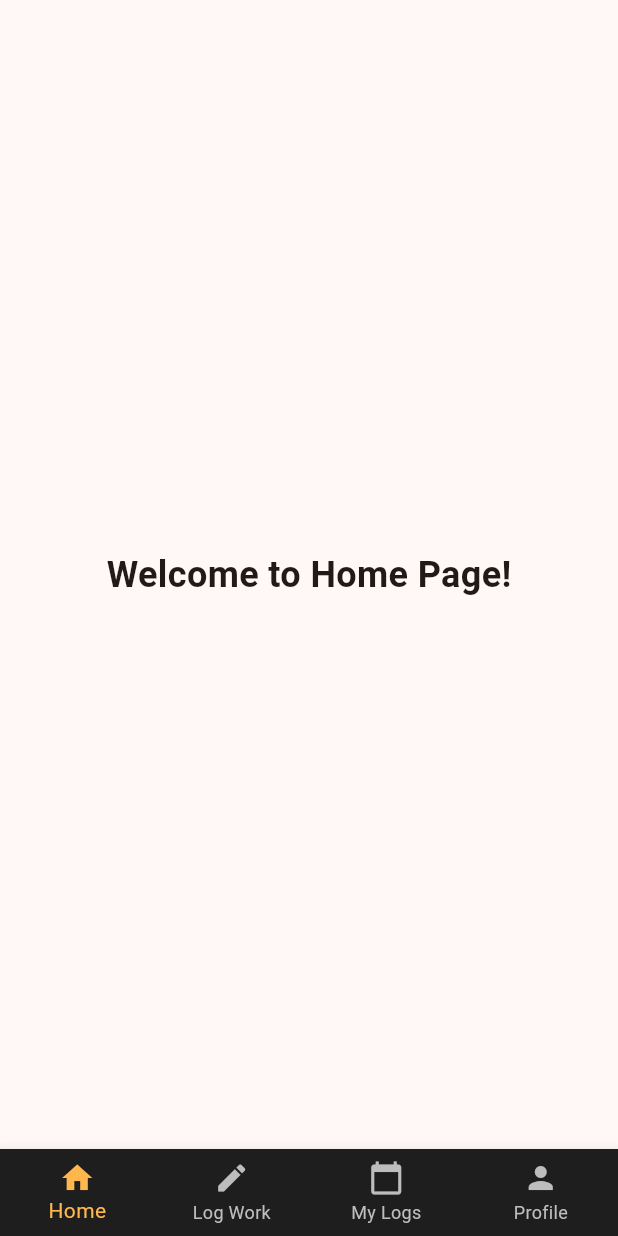
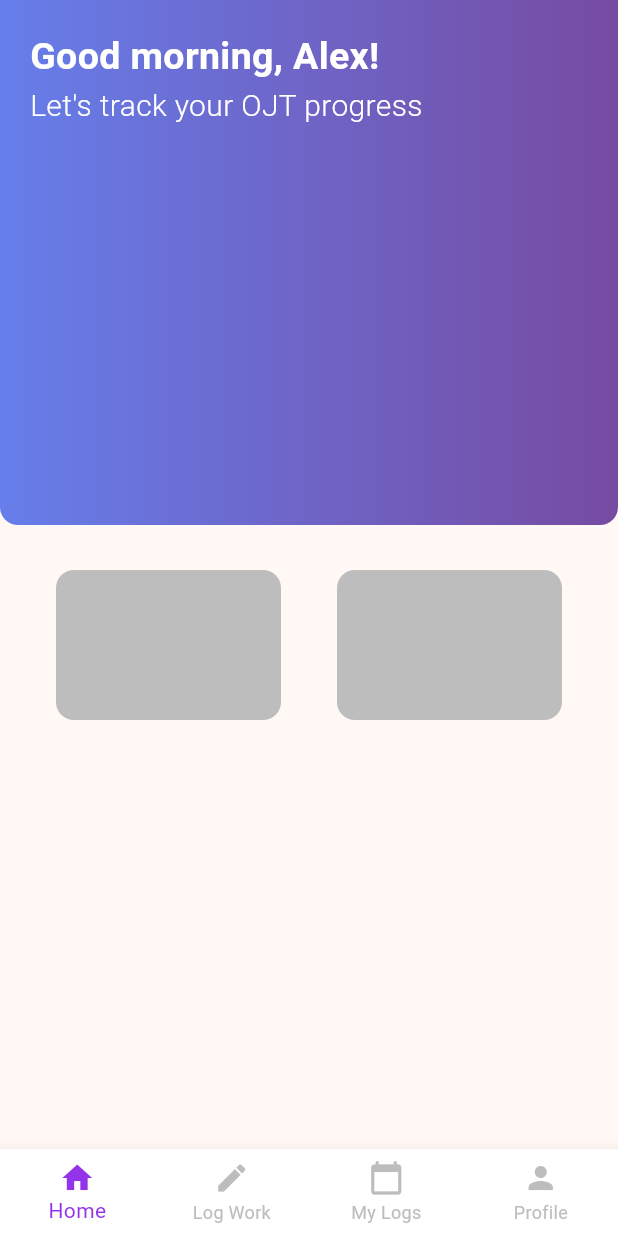
Before and after one commit to mugzzy/RenderLog, a Flutter app: the screen it shows after launch, on a phone screen of 412 x 824 dp. Run offline on Flutter 3.47's test engine with Material 3 defaults, Android fonts, the phone set to English and light mode, and no system bars; our stand-ins replace supabase_flutter; accounts and stored records are empty.

Commit message:
Updated UI, navigation and config 🚀

```diff
--- a/lib/components/navBar.dart
+++ b/lib/components/navBar.dart
@@ -15,9 +15,9 @@ class CustomNavBar extends StatelessWidget {
     return BottomNavigationBar(
       currentIndex: currentIndex,
       onTap: onTap,
-      backgroundColor: const Color(0xFF1E1E1E), // Dark gray (soft black)
-      selectedItemColor: const Color(0xFFFFB74D), // Soft orange (#FFB74D)
-      unselectedItemColor: const Color(0xFFBDBDBD), // Light gray (#BDBDBD)
+      backgroundColor: Color(0xFFFFFFFF),
+      selectedItemColor: Color(0xFF9333EA),
+      unselectedItemColor: Color(0xFFBDBDBD),
       type: BottomNavigationBarType.fixed, // ensures all labels are shown
       items: const [
         BottomNavigationBarItem(icon: Icon(Icons.home), label: 'Home'),
--- a/lib/main.dart
+++ b/lib/main.dart
@@ -21,7 +21,7 @@ class MyApp extends StatelessWidget {
       debugShowCheckedModeBanner: false,
       title: 'Flutter Demo',
       theme: ThemeData(
-        colorScheme: ColorScheme.fromSeed(seedColor: Colors.deepOrange),
+        colorScheme: ColorScheme.fromSeed(seedColor: Color(0xFFFFB74D)),
         useMaterial3: true,
       ),
       home: const Home(),
--- a/lib/pages/HomePage.dart
+++ b/lib/pages/HomePage.dart
@@ -3,9 +3,71 @@ import 'package:flutter/material.dart';
 class HomePage extends StatelessWidget {
   @override
   Widget build(BuildContext context) {
-    return Center(
-      child: Text('Welcome to Home Page!',
-          style: TextStyle(fontSize: 24, fontWeight: FontWeight.bold)),
+    return Scaffold(
+      body: SingleChildScrollView(
+        child: Column(
+          children: [
+            Container(
+              height: 350,
+              width: double.infinity,
+              decoration: const BoxDecoration(
+                  borderRadius: BorderRadius.only(
+                    bottomLeft: Radius.circular(12),
+                    bottomRight: Radius.circular(12),
+                  ),
+                  gradient: LinearGradient(colors: [
+                    Color(0xFF667EEA),
+                    Color(0xFF764BA2),
+                  ])),
+              child: const Padding(
+                padding: EdgeInsets.all(20.0),
+                child: Column(
+                  crossAxisAlignment: CrossAxisAlignment.start,
+                  children: [
+                    Text(
+                      "Good morning, Alex!",
+                      style: TextStyle(
+                          fontSize: 25,
+                          color: Colors.white,
+                          fontWeight: FontWeight.bold),
+                    ),
+                    Text(
+                      "Let's track your OJT progress",
+                      style: TextStyle(
+                        fontSize: 20,
+                        fontWeight: FontWeight.w300,
+                        color: Colors.white,
+                      ),
+                    ),
+                  ],
+                ),
+              ),
+            ),
+            const SizedBox(
+              height: 30,
+            ),
+            Row(
+              mainAxisAlignment: MainAxisAlignment.spaceEvenly,
+              children: [
+                Container(
+                  height: 100,
+                  width: 150,
+                  decoration: BoxDecoration(
+                      borderRadius: BorderRadius.circular(12),
+                      color: Color(0xFFBDBDBD)),
+                ),
+                Container(
+                  height: 100,
+                  width: 150,
+                  decoration: BoxDecoration(
+                      borderRadius: BorderRadius.circular(12),
+                      color: Color(0xFFBDBDBD)),
+                ),
+              ],
+            )
+          ],
+        ),
+      ),
     );
   }
 }
--- a/lib/pages/MyLogs.dart
+++ b/lib/pages/MyLogs.dart
@@ -28,9 +28,13 @@ class MyLogsPage extends StatelessWidget {
   Widget build(BuildContext context) {
     return Scaffold(
       appBar: AppBar(
-        title: const Text('My Logs'),
-        backgroundColor: const Color(0xFFFFB74D), // Soft orange
+        title: const Text(
+          'My Logs',
+          style: TextStyle(color: Color(0xFFFFB74D)),
+        ),
+        backgroundColor: const Color(0xFF1E1E1E), // Dark gray
       ),
+      backgroundColor: const Color(0xFF1E1E1E),
       body: ListView.builder(
         itemCount: logs.length,
         itemBuilder: (context, index) {
--- a/pubspec.yaml
+++ b/pubspec.yaml
@@ -37,6 +37,7 @@ dependencies:
   cupertino_icons: ^1.0.8
   supabase_flutter: ^2.8.4
   intl: ^0.20.2
+  google_fonts: ^6.2.1
 
 dev_dependencies:
   flutter_test:
```
Also changed, not shown: pubspec.lock, 1 other file.
